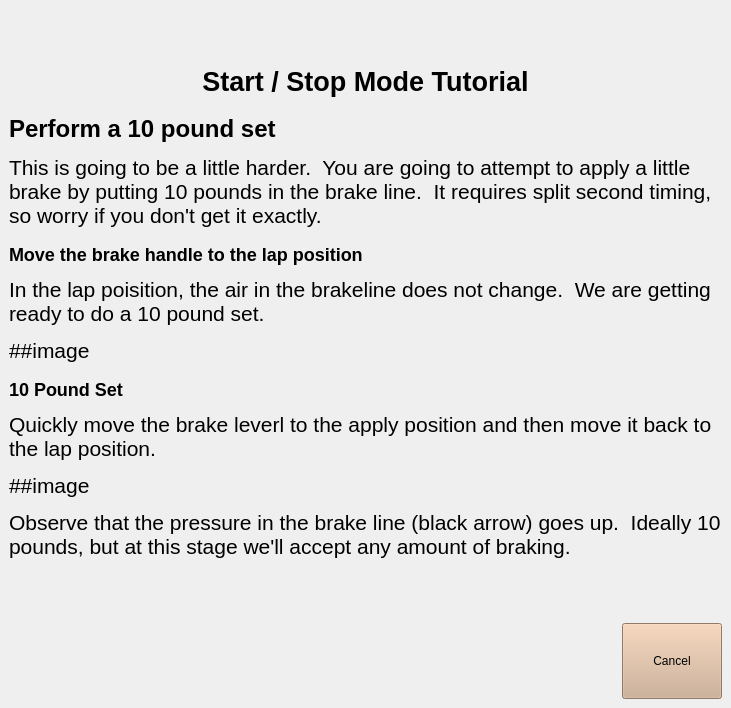
First picture: the form in start.4.ui, repository oualline/trolley.sim, before the edit.
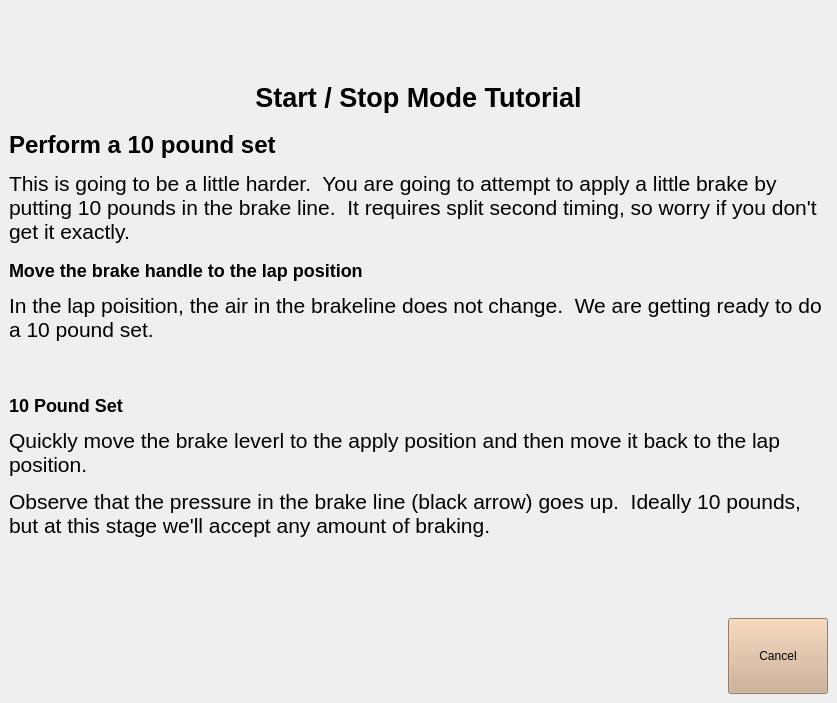
Second picture: the form after the edit. Icons and pictures are not drawn.

Commit message: Start/Stop tutorial almost working

```diff
--- a/start.4.ui
+++ b/start.4.ui
@@ -9,8 +9,8 @@
    <rect>
     <x>0</x>
     <y>0</y>
-    <width>731</width>
-    <height>708</height>
+    <width>837</width>
+    <height>703</height>
    </rect>
   </property>
   <property name="windowTitle">
@@ -32,10 +32,9 @@
 &lt;p style=&quot; margin-top:12px; margin-bottom:12px; margin-left:0px; margin-right:0px; -qt-block-indent:0; text-indent:0px;&quot;&gt;This is going to be a little harder.  You are going to attempt to apply a little brake by putting 10 pounds in the brake line.  It requires split second timing, so worry if you don't get it exactly.&lt;/p&gt;
 &lt;h2 style=&quot; margin-top:16px; margin-bottom:12px; margin-left:0px; margin-right:0px; -qt-block-indent:0; text-indent:0px;&quot;&gt;&lt;span style=&quot; font-size:x-large; font-weight:600;&quot;&gt;Move the brake handle to the lap position&lt;/span&gt;&lt;/h2&gt;
 &lt;p style=&quot; margin-top:12px; margin-bottom:12px; margin-left:0px; margin-right:0px; -qt-block-indent:0; text-indent:0px;&quot;&gt;In the lap poisition, the air in the brakeline does not change.  We are getting ready to do a 10 pound set.&lt;/p&gt;
-&lt;p style=&quot; margin-top:12px; margin-bottom:12px; margin-left:0px; margin-right:0px; -qt-block-indent:0; text-indent:0px;&quot;&gt;##image &lt;/p&gt;
+&lt;p align=&quot;center&quot; style=&quot; margin-top:12px; margin-bottom:12px; margin-left:0px; margin-right:0px; -qt-block-indent:0; text-indent:0px;&quot;&gt;&lt;img src=&quot;image/10-pound.png&quot; /&gt; &lt;/p&gt;
 &lt;h2 style=&quot; margin-top:16px; margin-bottom:12px; margin-left:0px; margin-right:0px; -qt-block-indent:0; text-indent:0px;&quot;&gt;&lt;span style=&quot; font-size:x-large; font-weight:600;&quot;&gt;10 Pound Set&lt;/span&gt;&lt;/h2&gt;
 &lt;p style=&quot; margin-top:12px; margin-bottom:12px; margin-left:0px; margin-right:0px; -qt-block-indent:0; text-indent:0px;&quot;&gt;Quickly move the brake leverl to the apply position and then move it back to the lap position.  &lt;/p&gt;
-&lt;p style=&quot; margin-top:12px; margin-bottom:12px; margin-left:0px; margin-right:0px; -qt-block-indent:0; text-indent:0px;&quot;&gt;##image&lt;/p&gt;
 &lt;p style=&quot; margin-top:12px; margin-bottom:12px; margin-left:0px; margin-right:0px; -qt-block-indent:0; text-indent:0px;&quot;&gt;Observe that the pressure in the brake line (black arrow) goes up.  Ideally 10 pounds, but at this stage we'll accept any amount of braking.&lt;/p&gt;&lt;/body&gt;&lt;/html&gt;</string>
         </property>
         <property name="wordWrap">
```
Left out of the diff: 2 changed lines with no effect on the pictures. The commit also changes 20 other files.
